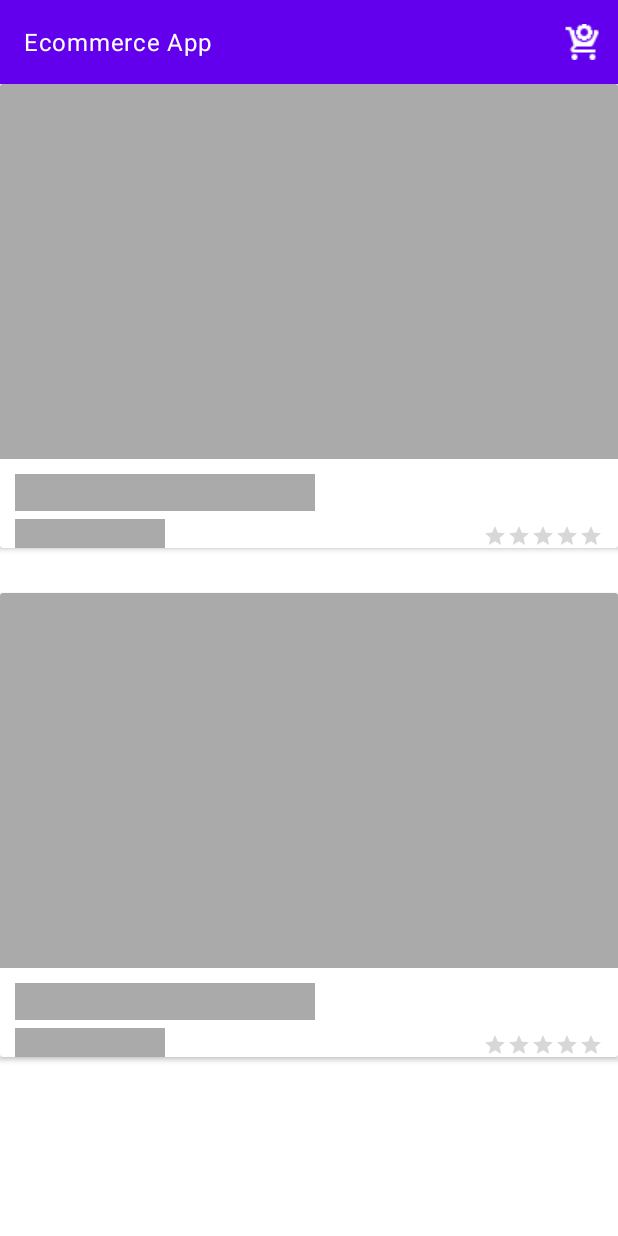
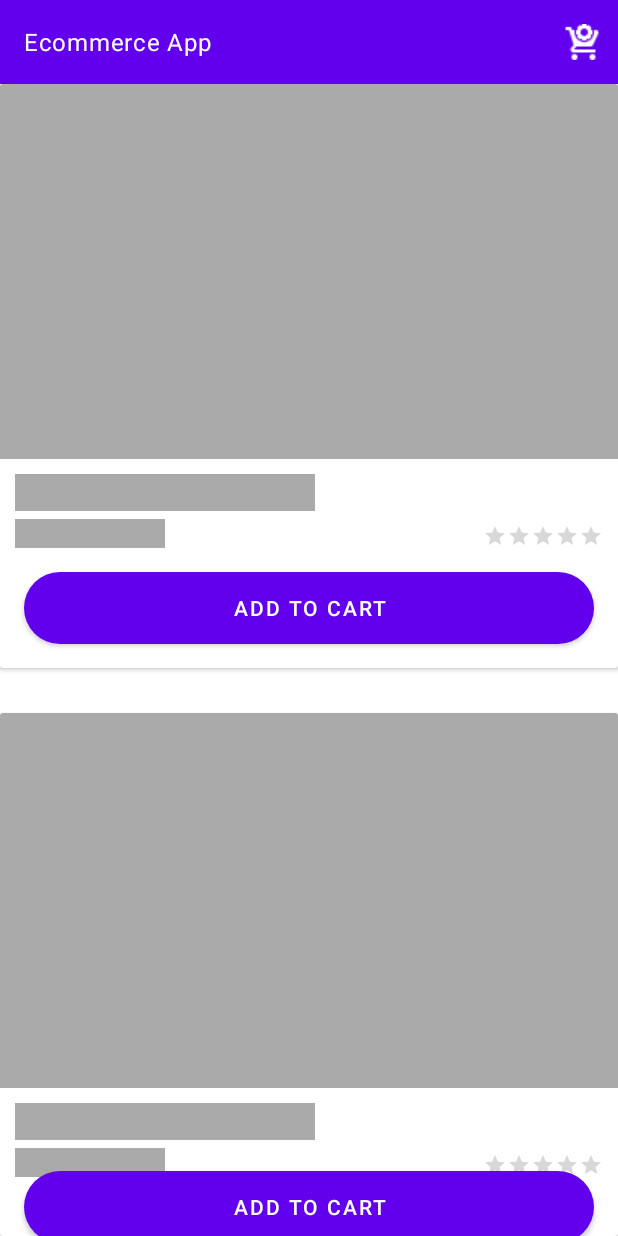
Before and after one commit to AhmedHmza/ProductsApp, an Android app: the screen it shows after launch (MainActivity), on a phone screen of 412 x 824 dp. Run offline under Robolectric (Android 15) with nearby library versions, the phone set to English and light mode, and no system bars; our stand-ins replace Dagger/Hilt's generated code, Shimmer; 5 statements that could not run were skipped.

Commit message:
Add to cart functionality from product recyclerview

```diff
--- a/app/src/main/res/layout/product_list_item_shimmer.xml
+++ b/app/src/main/res/layout/product_list_item_shimmer.xml
@@ -54,6 +54,19 @@
             app:layout_constraintBottom_toBottomOf="@id/textViewProductPrice"
             app:layout_constraintEnd_toEndOf="parent"/>
 
+        <Button
+            android:id="@+id/addToCartButton"
+            android:layout_width="0dp"
+            android:layout_height="wrap_content"
+            android:layout_margin="16dp"
+            android:background="@drawable/button_bg_round"
+            android:text="Add to cart"
+            android:textColor="#FFF"
+            app:layout_constraintTop_toBottomOf="@id/ratingBar"
+            app:layout_constraintBottom_toBottomOf="parent"
+            app:layout_constraintEnd_toEndOf="parent"
+            app:layout_constraintStart_toStartOf="parent" />
+
     </androidx.constraintlayout.widget.ConstraintLayout>
 
 
```
Also changed, not shown: app/src/main/java/com/example/productsapp/ui/adapter/ProductsAdapter.kt (+13 -0 lines), app/src/main/res/layout/product_list_item.xml (+13 -0 lines).
